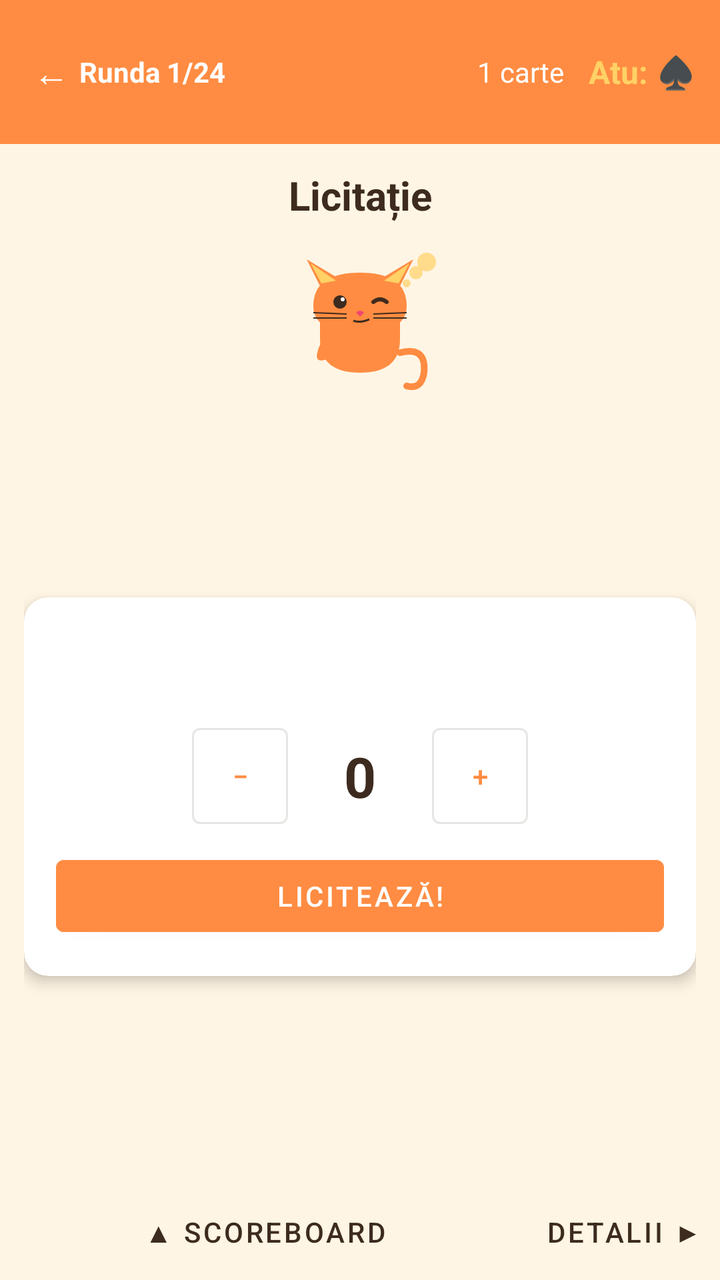
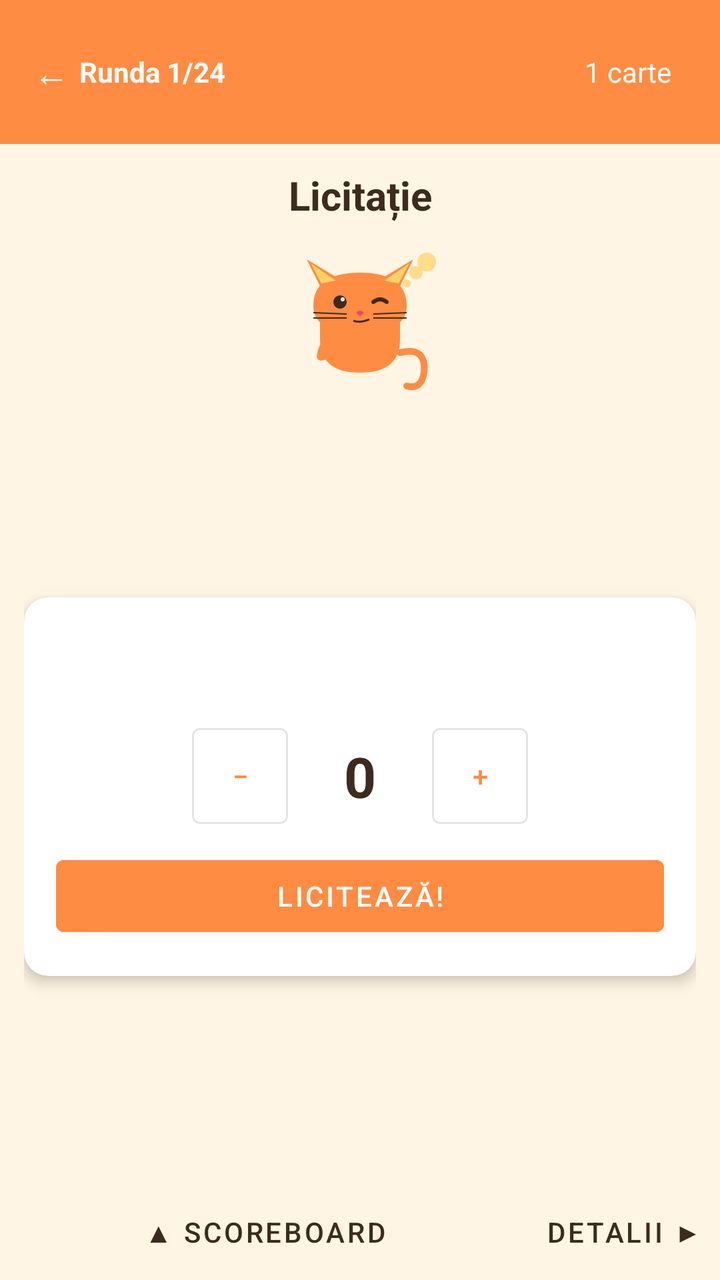

An Android layout rendered at two revisions. The XML below is the earlier revision; the diff shows what the commit changed to produce the second picture.
<!-- AndroidManifest.xml: application theme Theme.MEOWWhistTracker -->
<!-- res/layout/activity_game.xml -->
<?xml version="1.0" encoding="utf-8"?>
<LinearLayout xmlns:android="http://schemas.android.com/apk/res/android"
    xmlns:app="http://schemas.android.com/apk/res-auto"
    android:layout_width="match_parent"
    android:layout_height="match_parent"
    android:orientation="vertical"
    android:background="@color/cat_cream">

    
    <LinearLayout
        android:id="@+id/layoutRoundHeader"
        android:layout_width="match_parent"
        android:layout_height="wrap_content"
        android:orientation="horizontal"
        android:background="@color/cat_orange"
        android:padding="12dp"
        android:gravity="center_vertical">

        <com.google.android.material.button.MaterialButton
            android:id="@+id/btnBackToMenu"
            style="@style/Widget.MaterialComponents.Button.TextButton"
            android:layout_width="wrap_content"
            android:layout_height="wrap_content"
            android:text="←"
            android:textColor="@color/white"
            android:textSize="18sp"
            android:minWidth="0dp"
            android:padding="4dp"
            android:insetTop="0dp"
            android:insetBottom="0dp"/>

        <TextView
            android:id="@+id/tvRoundLabel"
            android:layout_width="0dp"
            android:layout_height="wrap_content"
            android:layout_weight="1"
            android:textColor="@color/white"
            android:textSize="14sp"
            android:textStyle="bold"
            android:text="Runda 1/24"/>

        <TextView
            android:id="@+id/tvCardsLabel"
            android:layout_width="wrap_content"
            android:layout_height="wrap_content"
            android:textColor="@color/white"
            android:textSize="14sp"
            android:layout_marginEnd="12dp"
            android:text="1 carte"/>

        <TextView
            android:id="@+id/tvTrumpLabel"
            android:layout_width="wrap_content"
            android:layout_height="wrap_content"
            android:textColor="@color/cat_yellow"
            android:textSize="16sp"
            android:textStyle="bold"
            android:text="Atu: ♠"/>

    </LinearLayout>

    
    <TextView
        android:id="@+id/tvPhaseTitle"
        android:layout_width="match_parent"
        android:layout_height="wrap_content"
        android:text="@string/bidding_title"
        android:textSize="20sp"
        android:textStyle="bold"
        android:textColor="@color/cat_brown"
        android:gravity="center"
        android:padding="12dp"/>

    
    <ImageView
        android:id="@+id/ivCatMood"
        android:layout_width="80dp"
        android:layout_height="80dp"
        android:layout_gravity="center_horizontal"
        android:src="@drawable/ic_cat_thinking"
        android:contentDescription="@string/app_name"/>

    
    <ViewFlipper
        android:id="@+id/viewFlipper"
        android:layout_width="match_parent"
        android:layout_height="0dp"
        android:layout_weight="1">

        
        <LinearLayout
            android:layout_width="match_parent"
            android:layout_height="match_parent"
            android:orientation="vertical"
            android:padding="12dp">

            
            <TextView
                android:id="@+id/tvPreviousBidsLabel"
                android:layout_width="match_parent"
                android:layout_height="wrap_content"
                android:text="@string/previous_bids_label"
                android:textSize="13sp"
                android:textColor="@color/text_secondary"
                android:visibility="gone"
                android:layout_marginBottom="4dp"/>

            
            <androidx.recyclerview.widget.RecyclerView
                android:id="@+id/rvPreviousBids"
                android:layout_width="match_parent"
                android:layout_height="wrap_content"
                android:nestedScrollingEnabled="false"
                android:visibility="gone"/>

            
            <View
                android:layout_width="match_parent"
                android:layout_height="0dp"
                android:layout_weight="1"/>

            
            <com.google.android.material.card.MaterialCardView
                android:layout_width="match_parent"
                android:layout_height="wrap_content"
                app:cardCornerRadius="12dp"
                app:cardElevation="4dp"
                android:layout_marginBottom="8dp">

                <LinearLayout
                    android:layout_width="match_parent"
                    android:layout_height="wrap_content"
                    android:orientation="vertical"
                    android:padding="16dp"
                    android:gravity="center">

                    <TextView
                        android:id="@+id/tvCurrentBidderName"
                        android:layout_width="wrap_content"
                        android:layout_height="wrap_content"
                        android:textSize="22sp"
                        android:textStyle="bold"
                        android:textColor="@color/cat_brown"
                        android:layout_marginBottom="8dp"/>

                    <com.google.android.material.chip.Chip
                        android:id="@+id/chipBidderIsDealer"
                        android:layout_width="wrap_content"
                        android:layout_height="wrap_content"
                        android:text="@string/dealer_label"
                        app:chipBackgroundColor="@color/cat_orange"
                        android:textColor="@color/white"
                        android:visibility="gone"
                        android:layout_marginBottom="8dp"/>

                    <TextView
                        android:id="@+id/tvBidForbidden"
                        android:layout_width="wrap_content"
                        android:layout_height="wrap_content"
                        android:textSize="13sp"
                        android:textColor="@color/error_red"
                        android:visibility="gone"
                        android:layout_marginBottom="8dp"/>

                    
                    <LinearLayout
                        android:layout_width="wrap_content"
                        android:layout_height="wrap_content"
                        android:orientation="horizontal"
                        android:gravity="center_vertical"
                        android:layout_marginVertical="12dp">

                        <com.google.android.material.button.MaterialButton
                            android:id="@+id/btnBidMinus"
                            style="@style/Widget.MaterialComponents.Button.OutlinedButton"
                            android:layout_width="48dp"
                            android:layout_height="48dp"
                            android:text="−"
                            android:padding="0dp"
                            android:insetTop="0dp"
                            android:insetBottom="0dp"/>

                        <TextView
                            android:id="@+id/tvBidValue"
                            android:layout_width="72dp"
                            android:layout_height="wrap_content"
                            android:textSize="28sp"
                            android:textStyle="bold"
                            android:textColor="@color/cat_brown"
                            android:gravity="center"
                            android:text="0"/>

                        <com.google.android.material.button.MaterialButton
                            android:id="@+id/btnBidPlus"
                            style="@style/Widget.MaterialComponents.Button.OutlinedButton"
                            android:layout_width="48dp"
                            android:layout_height="48dp"
                            android:text="+"
                            android:padding="0dp"
                            android:insetTop="0dp"
                            android:insetBottom="0dp"/>

                    </LinearLayout>

                    <com.google.android.material.button.MaterialButton
                        android:id="@+id/btnSubmitBid"
                        android:layout_width="match_parent"
                        android:layout_height="wrap_content"
                        android:text="@string/submit_bid"
                        android:backgroundTint="@color/cat_orange"
                        android:textColor="@color/white"/>

                </LinearLayout>

            </com.google.android.material.card.MaterialCardView>

            
            <View
                android:layout_width="match_parent"
                android:layout_height="0dp"
                android:layout_weight="1"/>

        </LinearLayout>

        
        <LinearLayout
            android:layout_width="match_parent"
            android:layout_height="match_parent"
            android:orientation="vertical">

            <androidx.recyclerview.widget.RecyclerView
                android:id="@+id/rvTricks"
                android:layout_width="match_parent"
                android:layout_height="0dp"
                android:layout_weight="1"
                android:padding="8dp"/>

            <TextView
                android:id="@+id/tvTricksValidation"
                android:layout_width="match_parent"
                android:layout_height="wrap_content"
                android:gravity="center"
                android:textSize="14sp"
                android:padding="4dp"
                android:textColor="@color/cat_brown"/>

            <com.google.android.material.button.MaterialButton
                android:id="@+id/btnConfirmTricks"
                android:layout_width="match_parent"
                android:layout_height="wrap_content"
                android:text="@string/confirm_tricks"
                android:backgroundTint="@color/cat_orange"
                android:textColor="@color/white"
                android:layout_margin="16dp"/>

        </LinearLayout>

    </ViewFlipper>

    
    <LinearLayout
        android:layout_width="match_parent"
        android:layout_height="wrap_content"
        android:orientation="horizontal">

        <com.google.android.material.button.MaterialButton
            android:id="@+id/btnToggleScoreboard"
            android:layout_width="0dp"
            android:layout_height="wrap_content"
            android:layout_weight="1"
            style="@style/Widget.MaterialComponents.Button.TextButton"
            android:text="▲ Scoreboard"
            android:textColor="@color/cat_brown"/>

        <com.google.android.material.button.MaterialButton
            android:id="@+id/btnDetailedScoreboard"
            android:layout_width="wrap_content"
            android:layout_height="wrap_content"
            style="@style/Widget.MaterialComponents.Button.TextButton"
            android:text="@string/detailed_scoreboard_btn"
            android:textColor="@color/cat_brown"/>

    </LinearLayout>

    
    <LinearLayout
        android:id="@+id/layoutScoreboard"
        android:layout_width="match_parent"
        android:layout_height="wrap_content"
        android:orientation="vertical"
        android:visibility="gone"
        android:background="@color/white"
        android:elevation="4dp">

        <androidx.recyclerview.widget.RecyclerView
            android:id="@+id/rvScoreboard"
            android:layout_width="match_parent"
            android:layout_height="wrap_content"
            android:maxHeight="180dp"
            android:nestedScrollingEnabled="false"/>

    </LinearLayout>

    
    <FrameLayout
        android:id="@+id/layoutRoundResult"
        android:layout_width="match_parent"
        android:layout_height="wrap_content"
        android:visibility="gone"
        android:background="@color/white"
        android:elevation="8dp"
        android:padding="16dp">

        <LinearLayout
            android:layout_width="match_parent"
            android:layout_height="wrap_content"
            android:orientation="vertical">

            <TextView
                android:layout_width="match_parent"
                android:layout_height="wrap_content"
                android:text="@string/round_result_title"
                android:textSize="18sp"
                android:textStyle="bold"
                android:textColor="@color/cat_brown"
                android:gravity="center"
                android:layout_marginBottom="8dp"/>

            <androidx.recyclerview.widget.RecyclerView
                android:id="@+id/rvRoundResult"
                android:layout_width="match_parent"
                android:layout_height="wrap_content"
                android:nestedScrollingEnabled="false"/>

            <TextView
                android:id="@+id/tvPremiuAnnouncement"
                android:layout_width="match_parent"
                android:layout_height="wrap_content"
                android:textSize="14sp"
                android:textColor="@color/cat_orange"
                android:textStyle="bold"
                android:gravity="center"
                android:visibility="gone"
                android:layout_marginTop="8dp"/>

            <com.google.android.material.button.MaterialButton
                android:id="@+id/btnNextRound"
                android:layout_width="match_parent"
                android:layout_height="wrap_content"
                android:text="@string/next_round"
                android:backgroundTint="@color/cat_orange"
                android:textColor="@color/white"
                android:layout_marginTop="16dp"/>

        </LinearLayout>

    </FrameLayout>

</LinearLayout>
<!-- resources referenced by this layout -->
<resources>
  <color name="cat_brown">#3D2B1F</color>
  <color name="cat_cream">#FFF5E4</color>
  <color name="cat_orange">#FF8C42</color>
  <color name="cat_yellow">#FFD166</color>
  <color name="error_red">#EF476F</color>
  <color name="text_secondary">#7A5C4A</color>
  <color name="white">#FFFFFF</color>
  <!-- drawable ic_cat_thinking: vector/xml drawable (drawable, 2860 chars, omitted) -->
  <string name="app_name">MEOW Whist Tracker</string>
  <string name="bidding_title">Licitație</string>
  <string name="confirm_tricks">Confirmă Levatele</string>
  <string name="dealer_label">DISTRIBUITOR</string>
  <string name="detailed_scoreboard_btn">Detalii ▶</string>
  <string name="next_round">Runda Următoare</string>
  <string name="previous_bids_label">Licitații plasate:</string>
  <string name="round_result_title">Rezultat Rundă</string>
  <string name="submit_bid">Licitează!</string>
  <style name="Theme.MEOWWhistTracker" parent="Theme.MaterialComponents.Light.NoActionBar">
          <item name="colorPrimary">@color/cat_orange</item>
          <item name="colorPrimaryVariant">@color/cat_orange_dark</item>
          <item name="colorOnPrimary">@color/white</item>
          <item name="colorSecondary">@color/cat_yellow</item>
          <item name="colorSecondaryVariant">@color/cat_yellow</item>
          <item name="colorOnSecondary">@color/cat_brown</item>
          <item name="android:colorBackground">@color/cat_cream</item>
          <item name="colorSurface">@color/surface</item>
          <item name="colorOnSurface">@color/cat_brown</item>
          <item name="android:statusBarColor">@color/cat_orange_dark</item>
          <item name="android:windowBackground">@color/cat_cream</item>
      </style>
  <color name="cat_orange_dark">#E07030</color>
  <color name="surface">#FFFFFF</color>
</resources>

<!-- the commit's change to res/layout/activity_game.xml (unified diff, before → after) -->
@@ -47,15 +47,6 @@
             android:textSize="14sp"
             android:layout_marginEnd="12dp"
             android:text="1 carte"/>
-
-        <TextView
-            android:id="@+id/tvTrumpLabel"
-            android:layout_width="wrap_content"
-            android:layout_height="wrap_content"
-            android:textColor="@color/cat_yellow"
-            android:textSize="16sp"
-            android:textStyle="bold"
-            android:text="Atu: ♠"/>
 
     </LinearLayout>
 
<!-- resource entries referenced after the edit -->
@@ -3,7 +3,6 @@
   <color name="cat_brown">#3D2B1F</color>
   <color name="cat_cream">#FFF5E4</color>
   <color name="cat_orange">#FF8C42</color>
-  <color name="cat_yellow">#FFD166</color>
   <color name="error_red">#EF476F</color>
   <color name="text_secondary">#7A5C4A</color>
   <color name="white">#FFFFFF</color>
@@ -29,8 +28,16 @@
           <item name="colorOnSurface">@color/cat_brown</item>
           <item name="android:statusBarColor">@color/cat_orange_dark</item>
           <item name="android:windowBackground">@color/cat_cream</item>
+          <item name="android:windowAnimationStyle">@style/ActivitySlideTransition</item>
       </style>
   <color name="cat_orange_dark">#E07030</color>
+  <color name="cat_yellow">#FFD166</color>
   <color name="surface">#FFFFFF</color>
+  <style name="ActivitySlideTransition" parent="@android:style/Animation.Activity">
+          <item name="android:activityOpenEnterAnimation">@anim/slide_in_right</item>
+          <item name="android:activityOpenExitAnimation">@anim/slide_out_left</item>
+          <item name="android:activityCloseEnterAnimation">@anim/slide_in_left</item>
+          <item name="android:activityCloseExitAnimation">@anim/slide_out_right</item>
+      </style>
 </resources>
 
